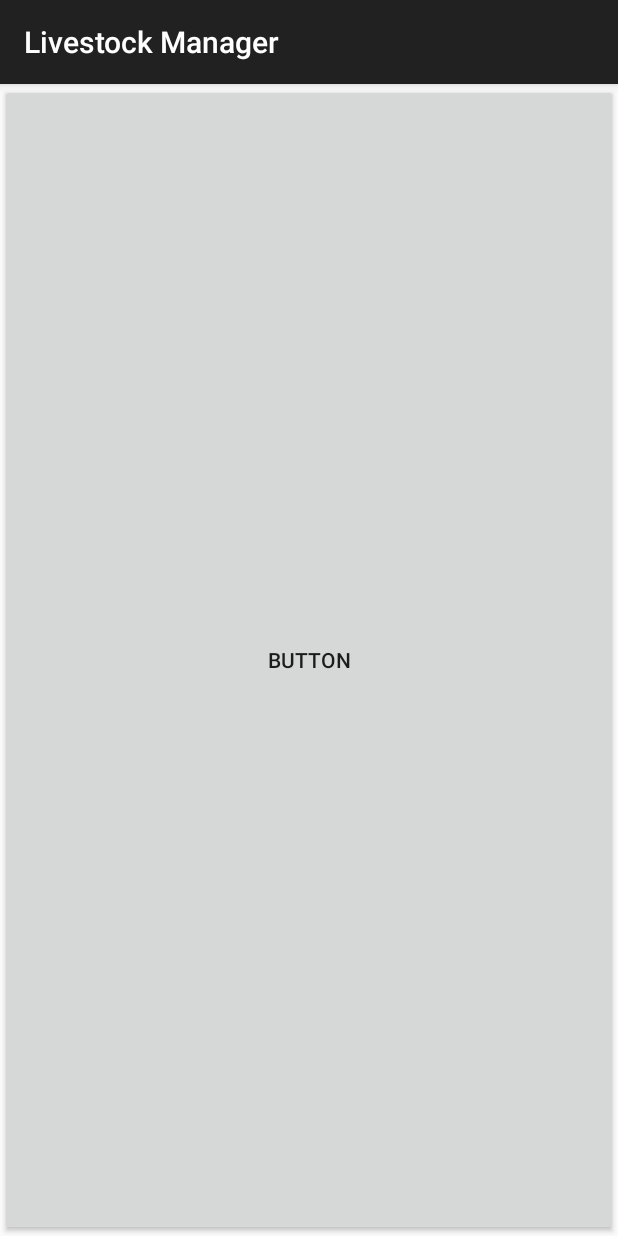
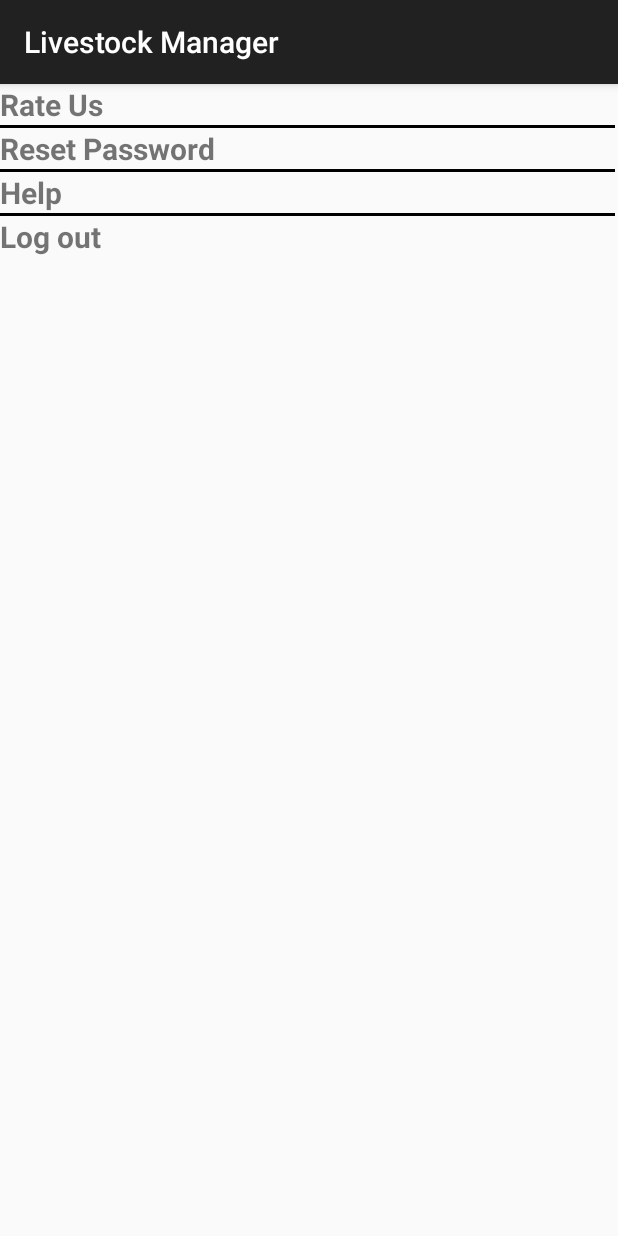
Before and after one commit to JuliusElvis/Animal_health_management_android_application, an Android app: the HelpActivity screen opened directly, with no data from a screen before it, on a phone screen of 412 x 824 dp. Run offline under Robolectric (Android 15) with nearby library versions, the phone set to English and light mode, and no system bars.

Commit message:
First Commit

```diff
--- a/app/src/main/AndroidManifest.xml
+++ b/app/src/main/AndroidManifest.xml
@@ -15,7 +15,8 @@
         android:supportsRtl="true"
         android:theme="@style/Theme.AppCompat.Light.DarkActionBar"
         android:usesCleartextTraffic="true">
-        <activity android:name=".activities.vetRegInput"></activity>
+        <activity android:name=".activities.diseaseDisplay"></activity>
+        <activity android:name=".activities.vetRegInput" />
         <activity android:name=".activities.docProfileActivity" />
         <activity android:name=".activities.LicenseActivity" />
         <activity android:name=".activities.DocDetailsActivity" />
--- a/app/src/main/java/com/example/project/activities/HelpActivity.java
+++ b/app/src/main/java/com/example/project/activities/HelpActivity.java
@@ -18,14 +18,6 @@ public class HelpActivity extends AppCompatActivity {
         super.onCreate(savedInstanceState);
         setContentView(R.layout.activity_help);
 
-    btn = findViewById(R.id.btn2);
-
-    btn.setOnClickListener(new View.OnClickListener() {
-        @Override
-        public void onClick(View v) {
-            openNewActivity();
-        }
-    });
 
     }
     public void openNewActivity(){
--- a/app/src/main/res/layout/activity_health.xml
+++ b/app/src/main/res/layout/activity_health.xml
@@ -141,7 +141,7 @@
          android:layout_width="match_parent"
          android:layout_height="wrap_content"
          android:id="@+id/dis"
-         android:text="lets see"/>
+         android:text="disease"/>
     </LinearLayout>
 
 
--- a/app/src/main/res/layout/activity_help.xml
+++ b/app/src/main/res/layout/activity_help.xml
@@ -8,10 +8,45 @@
     tools:context=".activities.HelpActivity">
 
 
-    <Button
+    <TextView
         android:layout_width="match_parent"
         android:layout_height="wrap_content"
-        android:layout_weight="1"
-        android:text="Button"
-        android:id="@+id/btn2"/>
+        android:text="Rate Us"
+        android:textSize="20dp"
+        android:textStyle="bold"
+        android:id="@+id/rateus"/>
+    <View
+        android:layout_width="410dp"
+        android:layout_height="2dp"
+        android:background="@color/Black"/>
+    <TextView
+        android:layout_width="match_parent"
+        android:layout_height="wrap_content"
+        android:text="Reset Password"
+        android:textStyle="bold"
+        android:textSize="20dp"
+        android:id="@+id/resetpass"/>
+    <View
+        android:layout_width="410dp"
+        android:layout_height="2dp"
+        android:background="@color/Black"/>
+    <TextView
+        android:layout_width="match_parent"
+        android:layout_height="wrap_content"
+        android:text="Help"
+        android:textStyle="bold"
+        android:textSize="20dp"
+        android:id="@+id/help"/>
+    <View
+        android:layout_width="410dp"
+        android:layout_height="2dp"
+        android:background="@color/Black"/>
+    <TextView
+        android:layout_width="match_parent"
+        android:layout_height="wrap_content"
+        android:text="Log out"
+        android:textStyle="bold"
+        android:textSize="20dp"
+        android:id="@+id/logout"/>
+
 </LinearLayout>
```
Also changed, not shown: app/src/main/java/com/example/project/activities/DocDisplayActivity.java (+52 -3 lines), app/src/main/java/com/example/project/activities/HealthActivity.java (+12 -1 lines), app/src/main/java/com/example/project/activities/docProfileActivity.java (+35 -1 lines), app/src/main/res/layout/item.xml (+16 -4 lines).
